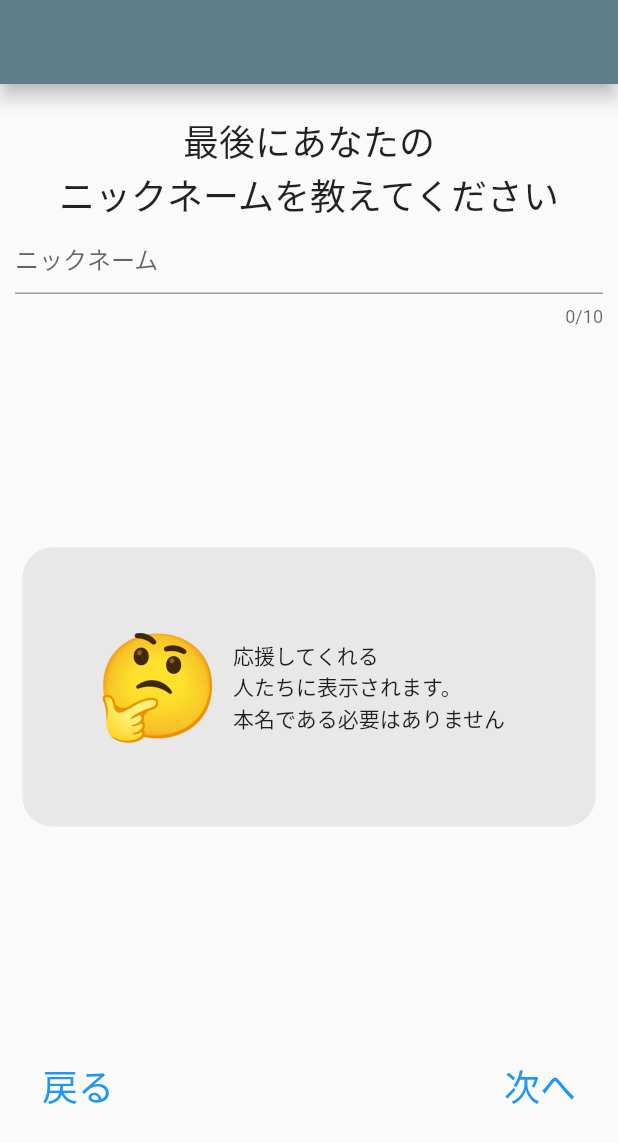
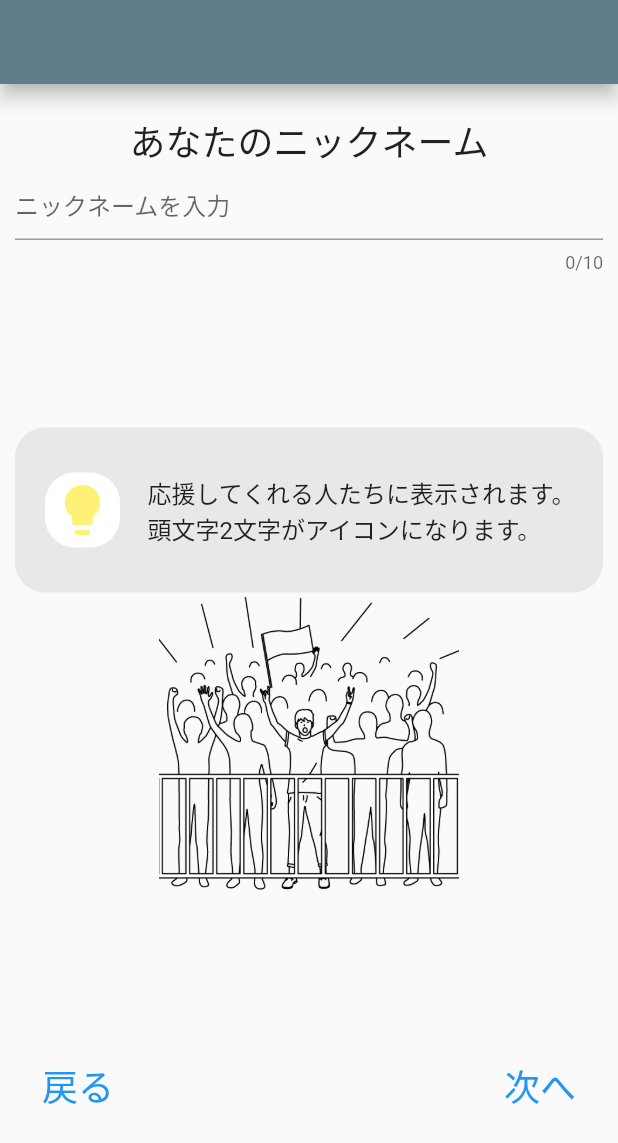
Before and after one commit to y0303noki/YellApp, a Flutter app: the StartMySettinMynamePage screen opened directly, on a phone screen of 412 x 824 dp. Shown: the top 1143 px of the screen. Run offline on Flutter 3.47's test engine with Material 2 defaults, Android fonts, the phone set to English and light mode, and no system bars; our stand-ins replace bubble, cloud_firestore, firebase_auth, firebase_core, flutter_hooks, hooks_riverpod and 2 more; accounts and stored records are empty; network calls fail.

Commit message:
ui調整

```diff
--- a/lib/components/widget/button_widget.dart
+++ b/lib/components/widget/button_widget.dart
@@ -102,7 +102,7 @@ class ButtonWidget {
       width: 120,
       height: 120,
       decoration: BoxDecoration(
-        border: Border.all(color: Colors.blue, width: 5),
+        border: Border.all(color: Colors.black, width: 5),
         borderRadius: BorderRadius.circular(120 / 2),
       ),
       child: Center(
--- a/lib/components/widget/common_widget.dart
+++ b/lib/components/widget/common_widget.dart
@@ -1,4 +1,5 @@
 import 'package:flutter/material.dart';
+import 'package:yell_app/components/widget/text_widget.dart';
 
 class CommonWidget {
   // dateピッカーを表示して選択したDateTimeを返す
@@ -76,4 +77,53 @@ class CommonWidget {
   static String quickAction5() {
     return 'おつかれさま';
   }
+
+  static Widget descriptionWidget(Widget _leftWidget, String _text) {
+    return // 説明
+        Container(
+      padding: const EdgeInsets.only(
+        top: 20,
+        bottom: 20,
+        left: 10,
+        right: 10,
+      ),
+      decoration: CommonWidget.defaultDescriptionDecoration(),
+      child: Row(
+        children: [
+          _leftWidget,
+          Flexible(
+            child: Center(
+              child: TextWidget.subTitleText1(_text),
+            ),
+          ),
+        ],
+      ),
+    );
+  }
+
+  static Widget lightbulbIcon() {
+    return Container(
+      padding: const EdgeInsets.only(
+        top: 5,
+        bottom: 5,
+        left: 5,
+        right: 5,
+      ),
+      margin: const EdgeInsets.only(
+        top: 10,
+        bottom: 10,
+        left: 10,
+        right: 10,
+      ),
+      decoration: BoxDecoration(
+        color: Colors.white,
+        borderRadius: BorderRadius.circular(20),
+      ),
+      child: Icon(
+        Icons.lightbulb,
+        color: Colors.yellow[300],
+        size: 40,
+      ),
+    );
+  }
 }
--- a/lib/screen/my/start_my_setting_myname_page.dart
+++ b/lib/screen/my/start_my_setting_myname_page.dart
@@ -41,15 +41,14 @@ class StartMySettinMynamePage extends ConsumerWidget {
               children: [
                 Column(
                   children: [
-                    TextWidget.headLineText5('最後にあなたの'),
-                    TextWidget.headLineText5('ニックネームを教えてください'),
+                    TextWidget.headLineText5('あなたのニックネーム'),
                     TextField(
                       controller: _textEditingController,
                       maxLength: 10,
                       style: const TextStyle(),
                       maxLines: 1,
                       decoration: InputDecoration(
-                        hintText: 'ニックネーム',
+                        hintText: 'ニックネームを入力',
                         errorText: errorText.isEmpty ? null : errorText,
                       ),
                       onSubmitted: (text) {
@@ -58,30 +57,18 @@ class StartMySettinMynamePage extends ConsumerWidget {
                     ),
                   ],
                 ),
-                // TODO
-                Container(
-                  width: CommonWidget.defaultDescriptionWidth(deviceSize.width),
-                  height:
-                      CommonWidget.defaultDescriptionHeight(deviceSize.width),
-                  decoration: CommonWidget.defaultDescriptionDecoration(),
-                  child: Row(
-                    mainAxisAlignment: MainAxisAlignment.center,
-                    children: [
-                      Image.asset(
-                        'images/me.png',
-                        width: 80,
-                      ),
-                      Container(
-                        padding: const EdgeInsets.only(
-                          left: 10,
-                          right: 10,
-                        ),
-                        child: TextWidget.subTitleText2(
-                            '応援してくれる\n人たちに表示されます。\n本名である必要はありません'),
-                      ),
-                    ],
-                  ),
+                // 説明
+                Column(
+                  children: [
+                    CommonWidget.descriptionWidget(CommonWidget.lightbulbIcon(),
+                        '応援してくれる人たちに表示されます。\n頭文字2文字がアイコンになります。'),
+                    Image.asset(
+                      'images/yell.png',
+                      width: 200,
+                    ),
+                  ],
                 ),
+
                 // 戻る、次へ
                 Container(
                   margin: const EdgeInsets.only(
--- a/lib/screen/my/start_my_setting_page.dart
+++ b/lib/screen/my/start_my_setting_page.dart
@@ -1,6 +1,8 @@
 import 'package:flutter/material.dart';
 import 'package:hooks_riverpod/hooks_riverpod.dart';
+import 'package:yell_app/components/widget/common_widget.dart';
 import 'package:yell_app/components/widget/text_widget.dart';
+import 'package:yell_app/screen/my/start_my_setting_myname_page.dart';
 import 'package:yell_app/screen/my/start_my_setting_selectunit_page.dart';
 import 'package:yell_app/state/start_my_setting_provider.dart';
 
@@ -35,14 +37,14 @@ class StartMySettingPage extends ConsumerWidget {
           children: [
             Column(
               children: [
-                TextWidget.headLineText4('続けたいこと'),
+                TextWidget.headLineText5('続けるえらいこと'),
                 TextField(
                   controller: _textEditingController,
                   maxLength: 20,
                   style: const TextStyle(),
                   maxLines: 1,
                   decoration: InputDecoration(
-                    hintText: '（例）筋トレ、勉強',
+                    hintText: '（例）筋トレ、勉強、読書',
                     errorText: errorText.isEmpty ? null : errorText,
                   ),
                   onSubmitted: (text) {
@@ -51,12 +53,19 @@ class StartMySettingPage extends ConsumerWidget {
                 ),
               ],
             ),
-            // TODO
-            Container(
-              child: Text(
-                'イラストとか説明が入る予定',
-              ),
+
+            // 説明
+            Column(
+              children: [
+                CommonWidget.descriptionWidget(CommonWidget.lightbulbIcon(),
+                    'これから続けたいこと、既に続けていることを入力してください。'),
+                Image.asset(
+                  'images/study.png',
+                  width: 200,
+                ),
+              ],
             ),
+
             // 戻る、次へ
             Container(
               margin: const EdgeInsets.only(
@@ -77,16 +86,16 @@ class StartMySettingPage extends ConsumerWidget {
                     onPressed: () {
                       if (_textEditingController.text.isEmpty) {
                         // エラーを出す
-                        errorText = '入力してください。';
+                        startMySetting.errorText = '入力してください。';
                         return;
                       } else {
-                        errorText = '';
+                        startMySetting.errorText = '';
                       }
                       startMySetting.goalTitle = _textEditingController.text;
                       Navigator.push(
                         context,
                         MaterialPageRoute(
-                          builder: (context) => StartMySettingSelectUnitPage(),
+                          builder: (context) => const StartMySettinMynamePage(),
                         ),
                       );
                     },
--- a/lib/state/start_my_setting_provider.dart
+++ b/lib/state/start_my_setting_provider.dart
@@ -16,6 +16,7 @@ class StartMySetting extends ChangeNotifier {
   int selectedHowManyTime = 7; // 週に何回
   int selectedUnit = -1; // 日 or 回数
 
+  String errorText = ''; // その画面で表示するエラーテキスト
   // データを初期化
   void resetData() {
     goalTitle = '';
```
Also changed, not shown: lib/screen/my/my_achievement_page.dart (+53 -7 lines), images/study.png (added), images/yell.png (added).
